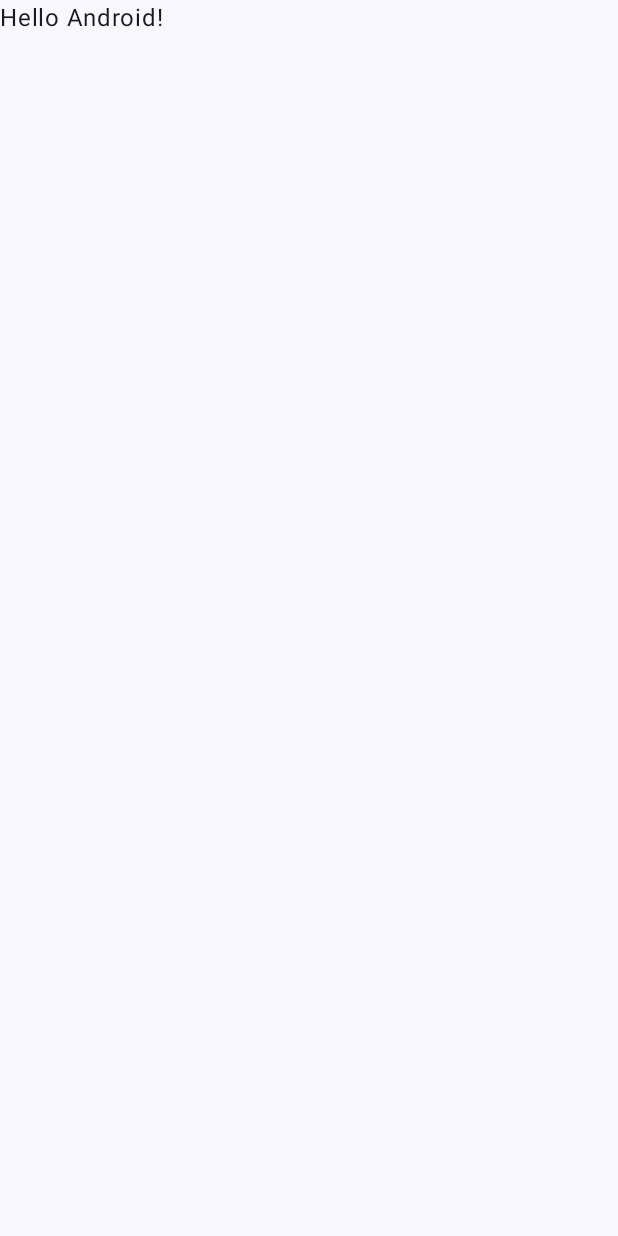
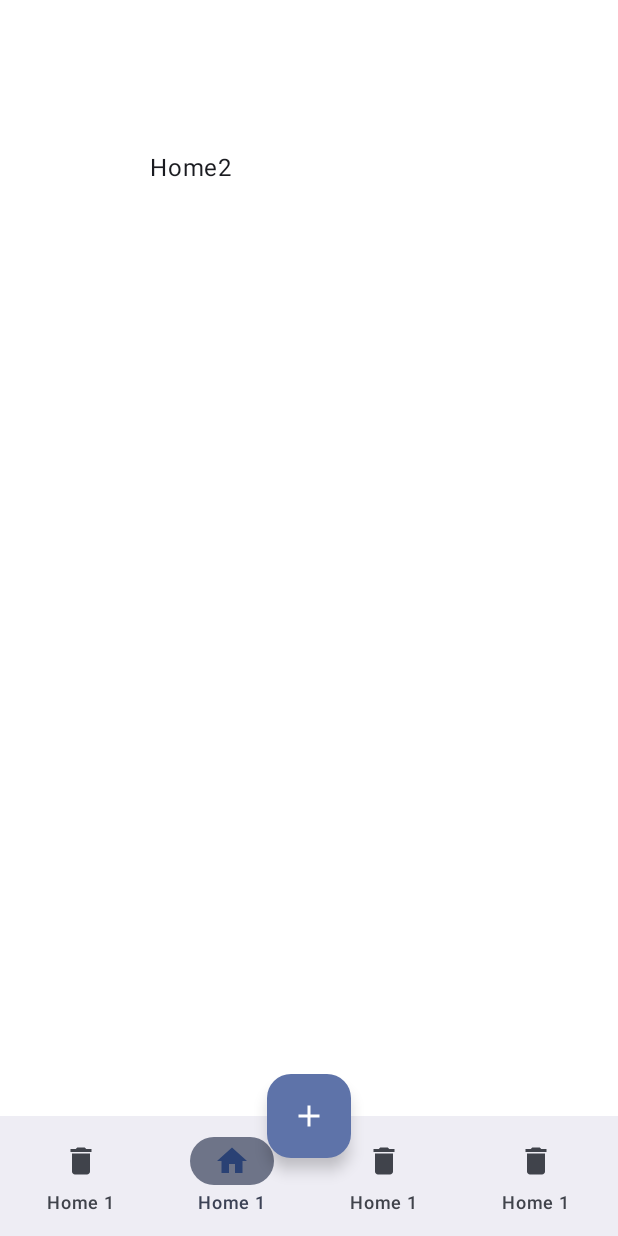
Before and after one commit to noljanolja2022/noljanolja-android, an Android app built with Jetpack Compose: the screen it shows after launch (MainActivity), on a phone screen of 412 x 824 dp. Before the commit the screen is almost empty. Run offline under Robolectric (Android 15) with nearby library versions, the phone set to English and light mode, and no system bars.

Commit message:
Init android repo with bottom bar (#2)
Init repo with HomeScreen and BottomBar

```diff
--- a/app/build.gradle.kts
+++ b/app/build.gradle.kts
@@ -54,6 +54,9 @@ dependencies {
     implementation("androidx.compose.ui:ui-tooling-preview")
     debugImplementation("androidx.compose.ui:ui-tooling")
     implementation("androidx.compose.material3:material3")
+    implementation("androidx.compose.material:material")
     implementation("androidx.lifecycle:lifecycle-viewmodel-compose:2.5.1")
     coreLibraryDesugaring("com.android.tools:desugar_jdk_libs:2.0.0")
+    implementation("androidx.navigation:navigation-compose:2.5.3")
+
 }
--- a/app/src/main/java/com/noljanolja/android/MainActivity.kt
+++ b/app/src/main/java/com/noljanolja/android/MainActivity.kt
@@ -10,6 +10,7 @@ import androidx.compose.material3.Text
 import androidx.compose.runtime.Composable
 import androidx.compose.ui.Modifier
 import androidx.compose.ui.tooling.preview.Preview
+import com.noljanolja.android.ui.screen.home.HomeScreen
 import com.noljanolja.android.ui.theme.NoljanoljaTheme
 
 class MainActivity : ComponentActivity() {
@@ -22,7 +23,7 @@ class MainActivity : ComponentActivity() {
                     modifier = Modifier.fillMaxSize(),
                     color = MaterialTheme.colorScheme.background
                 ) {
-                    Greeting("Android")
+                    MainScreen()
                 }
             }
         }
--- /dev/null
+++ b/app/src/main/java/com/noljanolja/android/MainScreen.kt
@@ -0,0 +1,22 @@
+package com.noljanolja.android
+
+import androidx.compose.runtime.Composable
+import androidx.navigation.compose.NavHost
+import androidx.navigation.compose.composable
+import androidx.navigation.compose.rememberNavController
+import com.noljanolja.android.ui.screen.home.HomeScreen
+import com.noljanolja.android.ui.screen.navigation.NavigationDirections
+
+@Composable
+fun MainScreen() {
+    val navController = rememberNavController()
+    NavHost(
+        navController = navController,
+        route = NavigationDirections.Root.destination,
+        startDestination = NavigationDirections.Home.destination,
+    ) {
+        composable(NavigationDirections.Home.destination) { backStack ->
+            HomeScreen()
+        }
+    }
+}
--- /dev/null
+++ b/app/src/main/java/com/noljanolja/android/ui/screen/home/HomeNavigationItem.kt
@@ -0,0 +1,41 @@
+package com.noljanolja.android.ui.screen.home
+
+import androidx.annotation.DrawableRes
+import androidx.annotation.StringRes
+import com.noljanolja.android.R
+import com.noljanolja.android.ui.screen.navigation.NavigationDirections
+
+sealed class HomeNavigationItem(
+    val route: String,
+    @DrawableRes val icon: Int,
+    @DrawableRes val selectedIcon: Int,
+    @StringRes val label: Int,
+) {
+    object HomeItem1 : HomeNavigationItem(
+        NavigationDirections.HomeItem1.destination,
+        R.drawable.ic_launcher_background,
+        R.drawable.ic_launcher_foreground,
+        R.string.home_item_1,
+    )
+
+    object HomeItem2 : HomeNavigationItem(
+        NavigationDirections.HomeItem2.destination,
+        R.drawable.ic_launcher_background,
+        R.drawable.ic_launcher_foreground,
+        R.string.home_item_1,
+    )
+
+    object HomeItem3 : HomeNavigationItem(
+        NavigationDirections.HomeItem3.destination,
+        R.drawable.ic_launcher_background,
+        R.drawable.ic_launcher_foreground,
+        R.string.home_item_1,
+    )
+
+    object HomeItem4 : HomeNavigationItem(
+        NavigationDirections.HomeItem4.destination,
+        R.drawable.ic_launcher_background,
+        R.drawable.ic_launcher_foreground,
+        R.string.home_item_1,
+    )
+}
--- /dev/null
+++ b/app/src/main/java/com/noljanolja/android/ui/screen/home/HomeScreen.kt
@@ -0,0 +1,139 @@
+package com.noljanolja.android.ui.screen.home
+
+import androidx.compose.foundation.layout.fillMaxSize
+import androidx.compose.foundation.layout.padding
+import androidx.compose.foundation.shape.CircleShape
+import androidx.compose.material.icons.Icons
+import androidx.compose.material.icons.filled.Add
+import androidx.compose.material.icons.filled.Delete
+import androidx.compose.material.icons.filled.Home
+import androidx.compose.material3.BottomAppBar
+import androidx.compose.material3.ExperimentalMaterial3Api
+import androidx.compose.material.FabPosition
+import androidx.compose.material3.FloatingActionButton
+import androidx.compose.material3.Icon
+import androidx.compose.material3.MaterialTheme
+import androidx.compose.material3.NavigationBarItem
+import androidx.compose.material.Scaffold
+import androidx.compose.material3.Text
+import androidx.compose.runtime.Composable
+import androidx.compose.runtime.getValue
+import androidx.compose.ui.Modifier
+import androidx.compose.ui.res.stringResource
+import androidx.compose.ui.unit.dp
+import androidx.lifecycle.SavedStateHandle
+import androidx.navigation.NavDestination.Companion.hierarchy
+import androidx.navigation.NavGraph.Companion.findStartDestination
+import androidx.navigation.NavHostController
+import androidx.navigation.compose.NavHost
+import androidx.navigation.compose.composable
+import androidx.navigation.compose.currentBackStackEntryAsState
+import androidx.navigation.compose.rememberNavController
+
+@Composable
+fun HomeScreen() {
+    val navController = rememberNavController()
+    Scaffold(
+        floatingActionButton = {
+            FloatingActionButton(onClick = {
+                onNavigationItemClick(navController, HomeNavigationItem.HomeItem3)
+            }) {
+                Icon(Icons.Default.Add, contentDescription = null)
+            }
+        },
+        isFloatingActionButtonDocked = true,
+        floatingActionButtonPosition = FabPosition.Center,
+        bottomBar = { HomeBottomBar(navController) },
+    ) { contentPadding ->
+        NavHost(
+            navController = navController,
+            startDestination = HomeNavigationItem.HomeItem2.route,
+            modifier = Modifier.padding(contentPadding)
+        ) {
+            composable(HomeNavigationItem.HomeItem1.route) {
+                Text(
+                    "Home1", modifier = Modifier
+                        .fillMaxSize()
+                        .padding(100.dp)
+                )
+            }
+            composable(HomeNavigationItem.HomeItem2.route) {
+                Text(
+                    "Home2", modifier = Modifier
+                        .fillMaxSize()
+                        .padding(100.dp)
+                )
+
+            }
+            composable(HomeNavigationItem.HomeItem3.route) {
+                Text(
+                    "Home3", modifier = Modifier
+                        .fillMaxSize()
+                        .padding(100.dp)
+                )
+
+            }
+            composable(HomeNavigationItem.HomeItem4.route) {
+                Text(
+                    "Home4", modifier = Modifier
+                        .fillMaxSize()
+                        .padding(100.dp)
+                )
+            }
+        }
+    }
+}
+
+@Composable
+fun HomeBottomBar(navController: NavHostController) {
+    val items = listOf(
+        HomeNavigationItem.HomeItem1,
+        HomeNavigationItem.HomeItem2,
+        HomeNavigationItem.HomeItem3,
+        HomeNavigationItem.HomeItem4,
+    )
+    BottomAppBar(
+        actions = {
+            val navBackStackEntry by navController.currentBackStackEntryAsState()
+            val currentDestination = navBackStackEntry?.destination
+            items.forEach { item ->
+                val isSelected =
+                    currentDestination?.hierarchy?.any { it.route == item.route } == true
+                val label = stringResource(item.label)
+                // TODO update icon
+                var icon = Icons.Default.Delete
+                var iconColor = MaterialTheme.colorScheme.onSurfaceVariant
+                if (isSelected) {
+                    icon = Icons.Default.Home
+                    iconColor = MaterialTheme.colorScheme.primary
+                }
+
+                NavigationBarItem(icon = { Icon(icon, label, tint = iconColor) },
+                    label = { Text(label, maxLines = 1) },
+                    selected = isSelected,
+                    onClick = {
+                        onNavigationItemClick(navController, item)
+                    })
+            }
+        },
+    )
+}
+
+private fun onNavigationItemClick(
+    navController: NavHostController,
+    item: HomeNavigationItem
+) {
+    navController.navigate(item.route) {
+        // Pop up to the start destination of the graph to
+        // avoid building up a large stack of destinations
+        // on the back stack as users select items
+        popUpTo(navController.graph.findStartDestination().id) {
+            saveState = true
+        }
+        // Avoid multiple copies of the same destination when
+        // reselecting the same item
+        launchSingleTop = true
+        // Restore state when reselecting a previously selected item
+        restoreState = true
+    }
+}
--- /dev/null
+++ b/app/src/main/java/com/noljanolja/android/ui/screen/navigation/NavigationCommand.kt
@@ -0,0 +1,20 @@
+package com.noljanolja.android.ui.screen.navigation
+
+import androidx.navigation.NamedNavArgument
+import androidx.navigation.NavOptions
+
+sealed interface NavigationCommand {
+    val arguments: List<NamedNavArgument>
+    val options: NavOptions?
+    val destination: String
+
+    fun createDestination(): String = destination
+
+    data class FinishWithResults(
+        val data: Map<String, Any>,
+    ) : NavigationCommand {
+        override val arguments: List<NamedNavArgument> = listOf()
+        override val options: NavOptions? = null
+        override val destination: String = "back"
+    }
+}
--- /dev/null
+++ b/app/src/main/java/com/noljanolja/android/ui/screen/navigation/NavigationDirections.kt
@@ -0,0 +1,48 @@
+package com.noljanolja.android.ui.screen.navigation
+
+import androidx.navigation.NamedNavArgument
+import androidx.navigation.NavOptions
+import androidx.navigation.navOptions
+
+object NavigationDirections {
+    object Root :  NavigationCommand {
+        override val arguments: List<NamedNavArgument> = listOf()
+        override val options: NavOptions? = null
+        override val destination: String = "root"
+    }
+
+    object Home :NavigationCommand {
+        override val arguments: List<NamedNavArgument> = listOf()
+        override val options: NavOptions = navOptions {
+            popUpTo(Root.destination) {
+                inclusive = true
+            }
+            launchSingleTop = true
+        }
+        override val destination: String = "home"
+    }
+    object HomeItem1 : NavigationCommand {
+        override val arguments: List<NamedNavArgument> = listOf()
+        override val options = null
+        override val destination: String = "Home1"
+    }
+
+    object HomeItem2 : NavigationCommand {
+        override val arguments: List<NamedNavArgument> = listOf()
+        override val options = null
+        override val destination: String = "Home2"
+    }
+
+    object HomeItem3 : NavigationCommand {
+        override val arguments: List<NamedNavArgument> = listOf()
+        override val options = null
+        override val destination: String = "Home3"
+    }
+
+    object HomeItem4 : NavigationCommand {
+        override val arguments: List<NamedNavArgument> = listOf()
+        override val options = null
+        override val destination: String = "Home4"
+    }
+
+}
--- a/app/src/main/res/values/strings.xml
+++ b/app/src/main/res/values/strings.xml
@@ -1,3 +1,4 @@
 <resources>
     <string name="app_name">Noljanolja</string>
+    <string name="home_item_1">Home 1</string>
 </resources>
```
